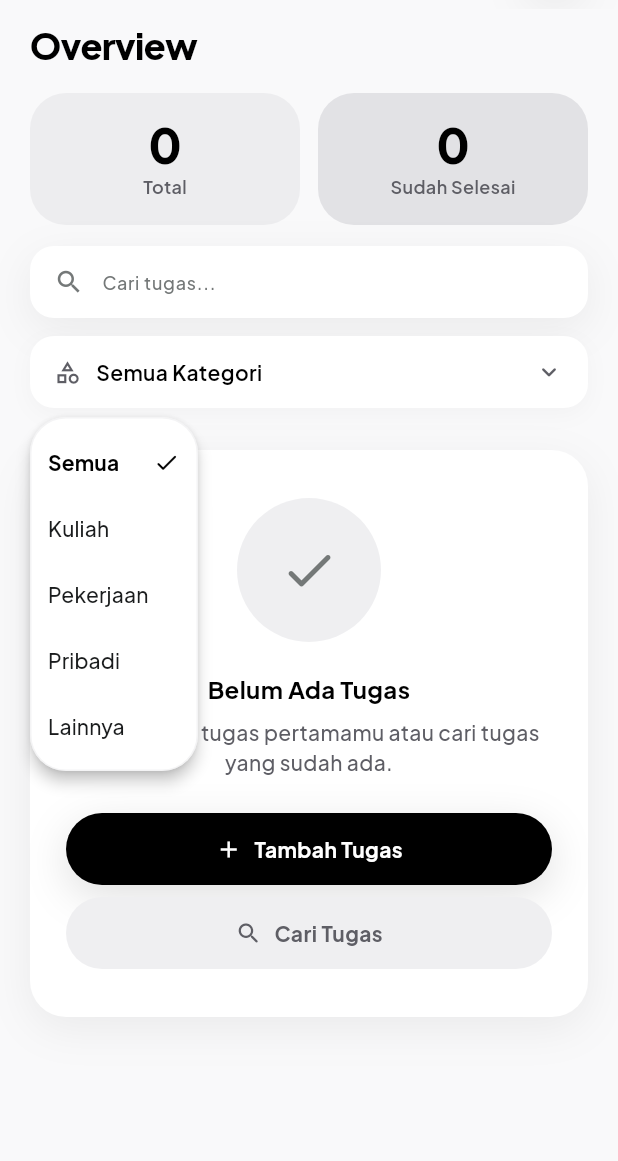
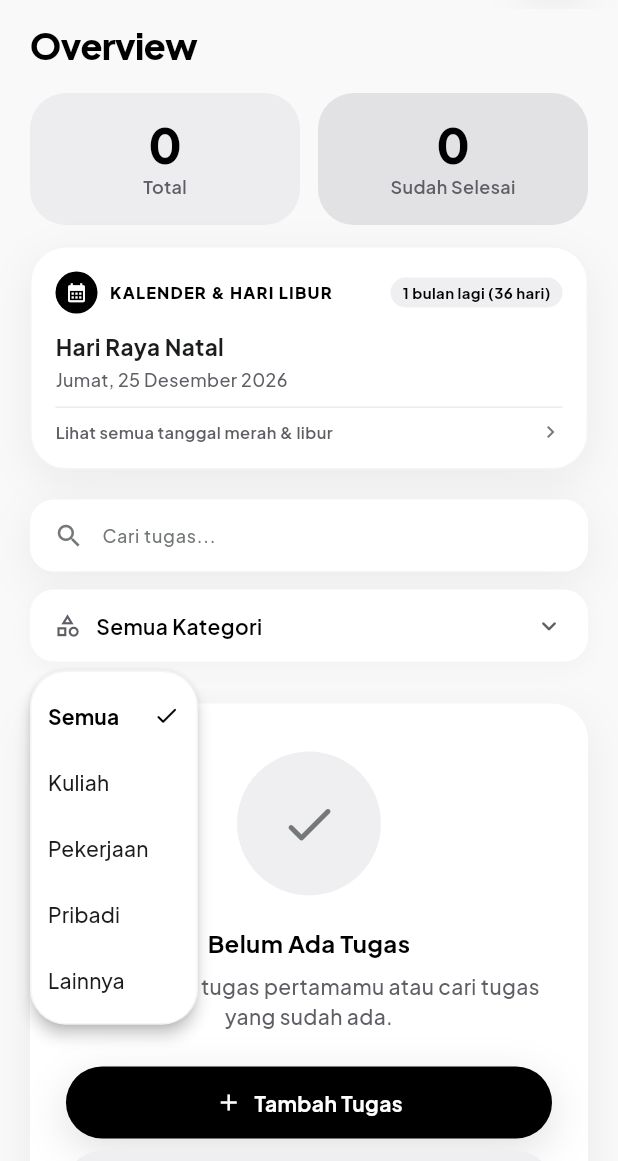
Before and after one commit to justin-rar/kelarin, a Flutter app: the HomeView screen opened directly, after a tap on "Semua Kategori", on a phone screen of 412 x 824 dp, the part 75-1236 px from its top. Run offline on Flutter 3.47's test engine with Material 3 defaults, Android fonts, the phone set to English and light mode, and no system bars; our stand-ins replace flutter_local_notifications, flutter_timezone, get, google_fonts, hive, hive_flutter and 3 more; accounts and stored records are empty; network calls fail.

Commit message:
feat(calendar): integrate free Indonesian public holidays REST API with Home card and bottom sheet

```diff
--- /dev/null
+++ b/lib/app/data/models/holiday_model.dart
@@ -0,0 +1,116 @@
+class HolidayModel {
+  final String date;
+  final String localName;
+  final String name;
+  final String countryCode;
+  final bool isGlobal;
+
+  HolidayModel({
+    required this.date,
+    required this.localName,
+    required this.name,
+    this.countryCode = 'ID',
+    this.isGlobal = true,
+  });
+
+  factory HolidayModel.fromJson(Map<String, dynamic> json) {
+    return HolidayModel(
+      date: json['date']?.toString() ?? '',
+      localName: json['localName']?.toString() ??
+          json['name']?.toString() ??
+          'Hari Libur',
+      name: json['name']?.toString() ?? '',
+      countryCode: json['countryCode']?.toString() ?? 'ID',
+      isGlobal: json['global'] == true,
+    );
+  }
+
+  Map<String, dynamic> toJson() {
+    return {
+      'date': date,
+      'localName': localName,
+      'name': name,
+      'countryCode': countryCode,
+      'global': isGlobal,
+    };
+  }
+
+  DateTime? get parsedDate {
+    try {
+      return DateTime.parse(date);
+    } catch (_) {
+      return null;
+    }
+  }
+
+  int get daysUntil {
+    final dt = parsedDate;
+    if (dt == null) return 0;
+    final now = DateTime.now();
+    final today = DateTime(now.year, now.month, now.day);
+    final target = DateTime(dt.year, dt.month, dt.day);
+    return target.difference(today).inDays;
+  }
+
+  String get countdownText {
+    final days = daysUntil;
+    if (days < 0) return 'Telah lewat';
+    if (days == 0) return 'Hari ini!';
+    if (days == 1) return 'Besok!';
+    if (days < 30) return '$days hari lagi';
+    final months = (days / 30).floor();
+    return '$months bulan lagi ($days hari)';
+  }
+
+  String get formattedDateIndo {
+    final dt = parsedDate;
+    if (dt == null) return date;
+    const months = [
+      'Januari',
+      'Februari',
+      'Maret',
+      'April',
+      'Mei',
+      'Juni',
+      'Juli',
+      'Agustus',
+      'September',
+      'Oktober',
+      'November',
+      'Desember'
+    ];
+    const days = [
+      'Senin',
+      'Selasa',
+      'Rabu',
+      'Kamis',
+      'Jumat',
+      'Sabtu',
+      'Minggu'
+    ];
+    final dayName = days[dt.weekday - 1];
+    final monthName = months[dt.month - 1];
+    return '$dayName, ${dt.day} $monthName ${dt.year}';
+  }
+
+  String get shortDateIndo {
+    final dt = parsedDate;
+    if (dt == null) return date;
+    const months = [
+      'Jan',
+      'Feb',
+      'Mar',
+      'Apr',
+      'Mei',
+      'Jun',
+      'Jul',
+      'Agu',
+      'Sep',
+      'Okt',
+      'Nov',
+      'Des'
+    ];
+    final monthName = months[dt.month - 1];
+    return '${dt.day} $monthName';
+  }
+}
--- /dev/null
+++ b/lib/app/data/services/calendar_service.dart
@@ -0,0 +1,115 @@
+import 'dart:convert';
+import 'package:flutter/foundation.dart';
+import 'package:http/http.dart' as http;
+import '../models/holiday_model.dart';
+
+/// Service untuk mengambil data kalender dan hari libur nasional Indonesia via Public REST API
+class CalendarService {
+  static const String _nextHolidaysUrl =
+      'https://date.nager.at/api/v3/NextPublicHolidays/ID';
+  static const String _publicHolidaysBaseUrl =
+      'https://date.nager.at/api/v3/PublicHolidays';
+
+  /// Mengambil daftar hari libur nasional Indonesia mendatang secara real-time via REST API
+  Future<List<HolidayModel>> fetchUpcomingHolidays() async {
+    try {
+      final response = await http
+          .get(Uri.parse(_nextHolidaysUrl))
+          .timeout(const Duration(seconds: 8));
+
+      if (response.statusCode == 200) {
+        final List<dynamic> data = jsonDecode(response.body);
+        if (data.isNotEmpty) {
+          return data
+              .map((item) =>
+                  HolidayModel.fromJson(item as Map<String, dynamic>))
+              .toList();
+        }
+      }
+    } catch (e) {
+      debugPrint('NextPublicHolidays API failed ($e), trying yearly endpoint...');
+    }
+
+    // Fallback ke endpoint tahun berjalan
+    final currentYear = DateTime.now().year;
+    try {
+      final response = await http
+          .get(Uri.parse('$_publicHolidaysBaseUrl/$currentYear/ID'))
+          .timeout(const Duration(seconds: 8));
+
+      if (response.statusCode == 200) {
+        final List<dynamic> data = jsonDecode(response.body);
+        final all = data
+            .map((item) =>
+                HolidayModel.fromJson(item as Map<String, dynamic>))
+            .toList();
+        final now = DateTime.now();
+        final today = DateTime(now.year, now.month, now.day);
+        final upcoming = all.where((h) {
+          final dt = h.parsedDate;
+          return dt != null && !dt.isBefore(today);
+        }).toList();
+
+        if (upcoming.isNotEmpty) return upcoming;
+      }
+    } catch (e) {
+      debugPrint('Yearly PublicHolidays API also failed: $e');
+    }
+
+    // Fallback data lokal terpercaya jika perangkat sedang offline tanpa internet
+    return _offlineFallbackHolidays;
+  }
+
+  /// Mengambil semua hari libur nasional untuk tahun tertentu
+  Future<List<HolidayModel>> fetchYearHolidays(int year) async {
+    try {
+      final response = await http
+          .get(Uri.parse('$_publicHolidaysBaseUrl/$year/ID'))
+          .timeout(const Duration(seconds: 8));
+
+      if (response.statusCode == 200) {
+        final List<dynamic> data = jsonDecode(response.body);
+        return data
+            .map((item) =>
+                HolidayModel.fromJson(item as Map<String, dynamic>))
+            .toList();
+      }
+    } catch (e) {
+      debugPrint('fetchYearHolidays failed: $e');
+    }
+    return _offlineFallbackHolidays;
+  }
+
+  static final List<HolidayModel> _offlineFallbackHolidays = [
+    HolidayModel(
+      date: '2026-12-25',
+      localName: 'Hari Raya Natal',
+      name: 'Christmas Day',
+    ),
+    HolidayModel(
+      date: '2027-01-01',
+      localName: 'Tahun Baru Masehi',
+      name: "New Year's Day",
+    ),
+    HolidayModel(
+      date: '2027-03-26',
+      localName: 'Wafat Isa Almasih',
+      name: 'Good Friday',
+    ),
+    HolidayModel(
+      date: '2027-05-01',
+      localName: 'Hari Buruh Internasional',
+      name: 'Labour Day',
+    ),
+    HolidayModel(
+      date: '2027-06-01',
+      localName: 'Hari Lahir Pancasila',
+      name: 'Pancasila Day',
+    ),
+    HolidayModel(
+      date: '2027-08-17',
+      localName: 'Hari Kemerdekaan RI',
+      name: 'Independence Day',
+    ),
+  ];
+}
--- /dev/null
+++ b/lib/app/modules/calendar/calendar_controller.dart
@@ -0,0 +1,45 @@
+import 'package:get/get.dart';
+import '../../data/models/holiday_model.dart';
+import '../../data/services/calendar_service.dart';
+import '../../routes/app_routes.dart';
+
+class CalendarController extends GetxController {
+  final CalendarService _service = CalendarService();
+
+  final RxList<HolidayModel> holidays = <HolidayModel>[].obs;
+  final RxBool isLoading = false.obs;
+  final RxString errorMessage = ''.obs;
+
+  @override
+  void onInit() {
+    super.onInit();
+    loadHolidays();
+  }
+
+  Future<void> loadHolidays() async {
+    isLoading.value = true;
+    errorMessage.value = '';
+    try {
+      final list = await _service.fetchUpcomingHolidays();
+      holidays.assignAll(list);
+    } catch (_) {
+      errorMessage.value = 'Gagal memuat kalender libur.';
+    } finally {
+      isLoading.value = false;
+    }
+  }
+
+  HolidayModel? get nextHoliday => holidays.isNotEmpty ? holidays.first : null;
+
+  void addHolidayToAgenda(HolidayModel holiday) {
+    Get.toNamed(
+      AppRoutes.taskAdd,
+      arguments: {
+        'initialTitle': 'Libur: ${holiday.localName}',
+        'initialCategory': 'Pribadi',
+        'initialPriority': '— Rendah',
+        'initialDate': holiday.parsedDate ?? DateTime.now(),
+      },
+    );
+  }
+}
--- a/lib/app/modules/home/home_view.dart
+++ b/lib/app/modules/home/home_view.dart
@@ -14,6 +14,8 @@ import '../../routes/app_routes.dart';
 import '../main_navigation/main_nav_controller.dart';
 import '../task/task_controller.dart';
 import '../task/widgets/task_card.dart';
+import '../calendar/calendar_controller.dart';
+import 'widgets/home_calendar_card.dart';
 
 class HomeView extends StatefulWidget {
   const HomeView({super.key});
@@ -63,7 +65,12 @@ class _HomeViewState extends State<HomeView> {
             // Scrollable Content
             Expanded(
               child: RefreshIndicator(
-                onRefresh: () async => controller.loadTasks(),
+                onRefresh: () async {
+                  controller.loadTasks();
+                  if (Get.isRegistered<CalendarController>()) {
+                    await Get.find<CalendarController>().loadHolidays();
+                  }
+                },
                 color: AppColors.primary,
                 child: ListView(
                   padding: const EdgeInsets.only(bottom: 120),
@@ -107,7 +114,13 @@ class _HomeViewState extends State<HomeView> {
                     ),
                     const SizedBox(height: 14),
 
-                    // 3. Search Bar (48px, 16px radius, standard shadow)
+                    // 3. Kalender Hari Libur Nasional & Kampus (Terintegrasi via REST API)
+                    const Padding(
+                      padding: EdgeInsets.symmetric(horizontal: AppDimens.margin),
+                      child: HomeCalendarCard(),
+                    ),
+
+                    // 4. Search Bar (48px, 16px radius, standard shadow)
                     Padding(
                       padding: const EdgeInsets.symmetric(horizontal: AppDimens.margin),
                       child: AppSearchBar(
--- /dev/null
+++ b/lib/app/modules/home/widgets/home_calendar_card.dart
@@ -0,0 +1,172 @@
+import 'package:flutter/material.dart';
+import 'package:get/get.dart';
+import '../../../core/constants/app_colors.dart';
+import '../../../core/constants/app_dimens.dart';
+import '../../../core/constants/app_shadows.dart';
+import '../../../core/theme/app_typography.dart';
+import '../../calendar/calendar_controller.dart';
+import '../../calendar/views/holiday_list_bottom_sheet.dart';
+
+class HomeCalendarCard extends StatelessWidget {
+  const HomeCalendarCard({super.key});
+
+  @override
+  Widget build(BuildContext context) {
+    final controller = Get.isRegistered<CalendarController>()
+        ? Get.find<CalendarController>()
+        : Get.put(CalendarController());
+
+    return Obx(() {
+      final nextHoliday = controller.nextHoliday;
+
+      return Container(
+        margin: const EdgeInsets.only(bottom: 20),
+        decoration: BoxDecoration(
+          color: AppColors.surface,
+          borderRadius: BorderRadius.circular(AppDimens.radiusCard),
+          boxShadow: const [AppShadows.standard],
+          border: Border.all(
+            color: AppColors.divider.withValues(alpha: 0.6),
+            width: 1,
+          ),
+        ),
+        child: Material(
+          color: Colors.transparent,
+          child: InkWell(
+            onTap: () => HolidayListBottomSheet.show(context),
+            borderRadius: BorderRadius.circular(AppDimens.radiusCard),
+            child: Padding(
+              padding: const EdgeInsets.all(16),
+              child: Column(
+                crossAxisAlignment: CrossAxisAlignment.start,
+                children: [
+                  // Header Row
+                  Row(
+                    mainAxisAlignment: MainAxisAlignment.spaceBetween,
+                    children: [
+                      Row(
+                        children: [
+                          Container(
+                            width: 28,
+                            height: 28,
+                            decoration: const BoxDecoration(
+                              color: AppColors.primary,
+                              shape: BoxShape.circle,
+                            ),
+                            child: const Center(
+                              child: Icon(
+                                Icons.calendar_month,
+                                size: 15,
+                                color: AppColors.onPrimary,
+                              ),
+                            ),
+                          ),
+                          const SizedBox(width: 8),
+                          Text(
+                            'KALENDER & HARI LIBUR',
+                            style: AppTypography.fieldLabel.copyWith(
+                              fontSize: 11,
+                              fontWeight: FontWeight.w800,
+                              color: AppColors.primary,
+                              letterSpacing: 0.8,
+                            ),
+                          ),
+                        ],
+                      ),
+                      if (nextHoliday != null)
+                        Container(
+                          padding: const EdgeInsets.symmetric(
+                              horizontal: 8, vertical: 3),
+                          decoration: BoxDecoration(
+                            color: AppColors.fill1,
+                            borderRadius: BorderRadius.circular(999),
+                          ),
+                          child: Text(
+                            nextHoliday.countdownText,
+                            style: const TextStyle(
+                              fontSize: 10,
+                              fontWeight: FontWeight.w700,
+                              color: AppColors.primary,
+                            ),
+                          ),
+                        ),
+                    ],
+                  ),
+                  const SizedBox(height: 12),
+
+                  // Content
+                  if (controller.isLoading.value) ...[
+                    Row(
+                      children: [
+                        const SizedBox(
+                          width: 14,
+                          height: 14,
+                          child: CircularProgressIndicator(
+                            strokeWidth: 2,
+                            color: AppColors.primary,
+                          ),
+                        ),
+                        const SizedBox(width: 8),
+                        Text(
+                          'Memeriksa kalender libur via API...',
+                          style: AppTypography.captionMeta
+                              .copyWith(color: AppColors.secondary),
+                        ),
+                      ],
+                    ),
+                  ] else if (nextHoliday != null) ...[
+                    Text(
+                      nextHoliday.localName,
+                      style: AppTypography.cardTitle.copyWith(
+                        fontSize: 15,
+                        fontWeight: FontWeight.w700,
+                      ),
+                    ),
+                    const SizedBox(height: 3),
+                    Text(
+                      nextHoliday.formattedDateIndo,
+                      style: AppTypography.captionMeta.copyWith(
+                        color: AppColors.secondary,
+                        fontSize: 12,
+                      ),
+                    ),
+                  ] else ...[
+                    Text(
+                      'Tidak ada jadwal libur mendatang',
+                      style: AppTypography.captionMeta
+                          .copyWith(color: AppColors.secondary),
+                    ),
+                  ],
+
+                  const SizedBox(height: 10),
+                  const Divider(height: 1, color: AppColors.divider),
+                  const SizedBox(height: 8),
+
+                  // Bottom action row
+                  Row(
+                    mainAxisAlignment: MainAxisAlignment.spaceBetween,
+                    children: [
+                      Text(
+                        'Lihat semua tanggal merah & libur',
+                        style: AppTypography.captionMeta.copyWith(
+                          fontSize: 11,
+                          fontWeight: FontWeight.w600,
+                          color: AppColors.secondary,
+                        ),
+                      ),
+                      const Icon(
+                        Icons.chevron_right,
+                        size: 16,
+                        color: AppColors.outline,
+                      ),
+                    ],
+                  ),
+                ],
+              ),
+            ),
+          ),
+        ),
+      );
+    });
+  }
+}
--- a/lib/app/modules/main_navigation/main_nav_binding.dart
+++ b/lib/app/modules/main_navigation/main_nav_binding.dart
@@ -1,5 +1,6 @@
 import 'package:get/get.dart';
 import '../attendance/attendance_controller.dart';
+import '../calendar/calendar_controller.dart';
 import '../note/note_controller.dart';
 import '../notification/notification_controller.dart';
 import '../profile/profile_controller.dart';
@@ -15,5 +16,6 @@ class MainNavBinding extends Bindings {
     Get.lazyPut<NoteController>(() => NoteController(), fenix: true);
     Get.lazyPut<ProfileController>(() => ProfileController(), fenix: true);
     Get.lazyPut<NotificationController>(() => NotificationController(), fenix: true);
+    Get.lazyPut<CalendarController>(() => CalendarController(), fenix: true);
   }
 }
```
Also changed, not shown: lib/app/modules/calendar/views/holiday_list_bottom_sheet.dart (added, +259 -0 lines), lib/app/modules/task/views/add_task_view.dart (+18 -0 lines), 1 other file.
